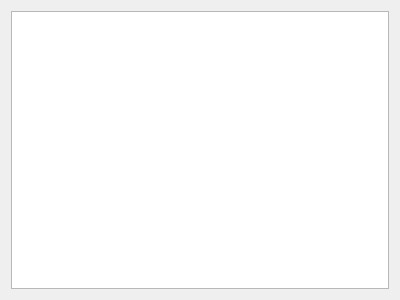
Above: graphviewform.ui from albert-sergeev/FinLoader before the change. Below: the same form after it.
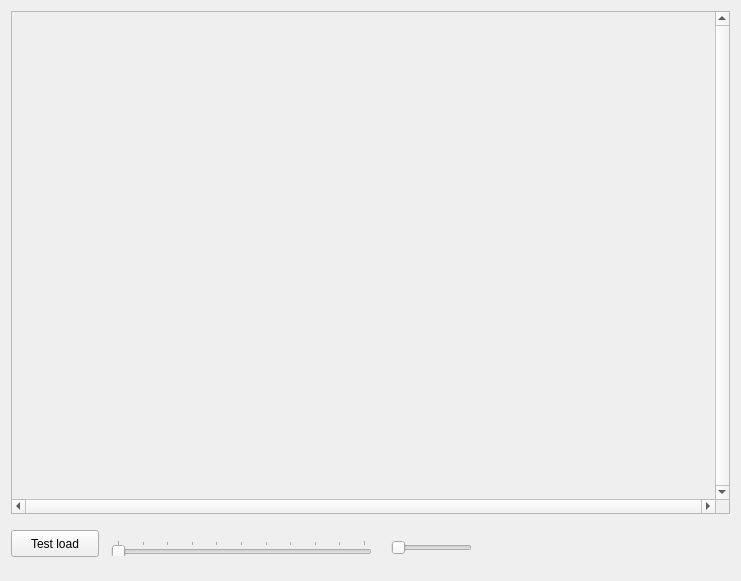
That is the form after the change.

The edit to the form file:
```diff
--- a/graphviewform.ui
+++ b/graphviewform.ui
@@ -6,16 +6,103 @@
    <rect>
     <x>0</x>
     <y>0</y>
-    <width>400</width>
-    <height>300</height>
+    <width>741</width>
+    <height>581</height>
    </rect>
   </property>
   <property name="windowTitle">
    <string>Form</string>
   </property>
-  <layout class="QGridLayout" name="gridLayout">
-   <item row="0" column="0">
-    <widget class="QTextEdit" name="textEdit"/>
+  <layout class="QVBoxLayout" name="verticalLayout">
+   <item>
+    <widget class="QScrollArea" name="scrollArea">
+     <property name="minimumSize">
+      <size>
+       <width>50</width>
+       <height>50</height>
+      </size>
+     </property>
+     <property name="verticalScrollBarPolicy">
+      <enum>Qt::ScrollBarAlwaysOn</enum>
+     </property>
+     <property name="horizontalScrollBarPolicy">
+      <enum>Qt::ScrollBarAlwaysOn</enum>
+     </property>
+     <property name="widgetResizable">
+      <bool>true</bool>
+     </property>
+     <widget class="QWidget" name="scrollAreaWidgetContents">
+      <property name="geometry">
+       <rect>
+        <x>0</x>
+        <y>0</y>
+        <width>707</width>
+        <height>491</height>
+       </rect>
+      </property>
+     </widget>
+    </widget>
+   </item>
+   <item>
+    <widget class="QWidget" name="widget" native="true">
+     <property name="minimumSize">
+      <size>
+       <width>0</width>
+       <height>50</height>
+      </size>
+     </property>
+     <widget class="QSlider" name="horizontalSlider">
+      <property name="geometry">
+       <rect>
+        <x>100</x>
+        <y>20</y>
+        <width>261</width>
+        <height>16</height>
+       </rect>
+      </property>
+      <property name="maximum">
+       <number>10</number>
+      </property>
+      <property name="pageStep">
+       <number>1</number>
+      </property>
+      <property name="orientation">
+       <enum>Qt::Horizontal</enum>
+      </property>
+      <property name="tickPosition">
+       <enum>QSlider::TicksAbove</enum>
+      </property>
+      <property name="tickInterval">
+       <number>1</number>
+      </property>
+     </widget>
+     <widget class="QSlider" name="horizontalSlider_2">
+      <property name="geometry">
+       <rect>
+        <x>380</x>
+        <y>20</y>
+        <width>81</width>
+        <height>16</height>
+       </rect>
+      </property>
+      <property name="orientation">
+       <enum>Qt::Horizontal</enum>
+      </property>
+     </widget>
+     <widget class="QPushButton" name="btnTestLoad">
+      <property name="geometry">
+       <rect>
+        <x>0</x>
+        <y>10</y>
+        <width>88</width>
+        <height>27</height>
+       </rect>
+      </property>
+      <property name="text">
+       <string>Test load</string>
+      </property>
+     </widget>
+    </widget>
    </item>
   </layout>
  </widget>
```
